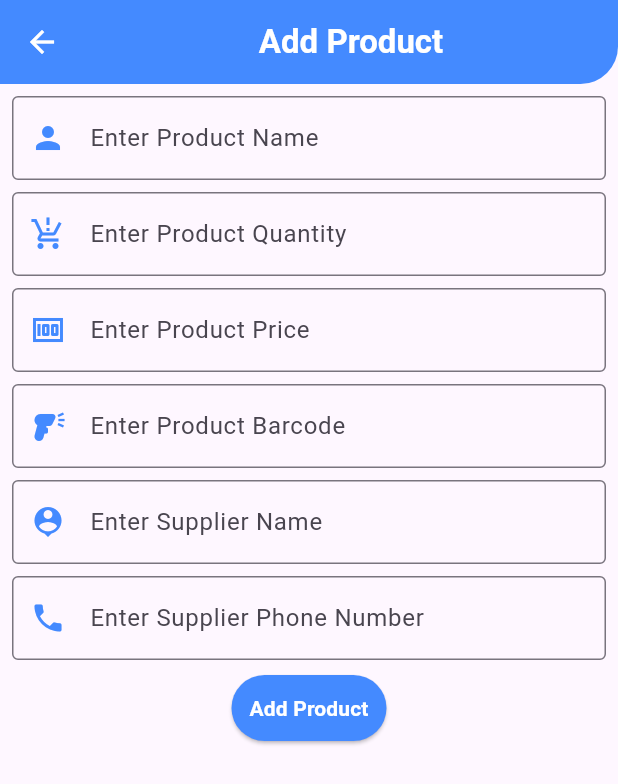
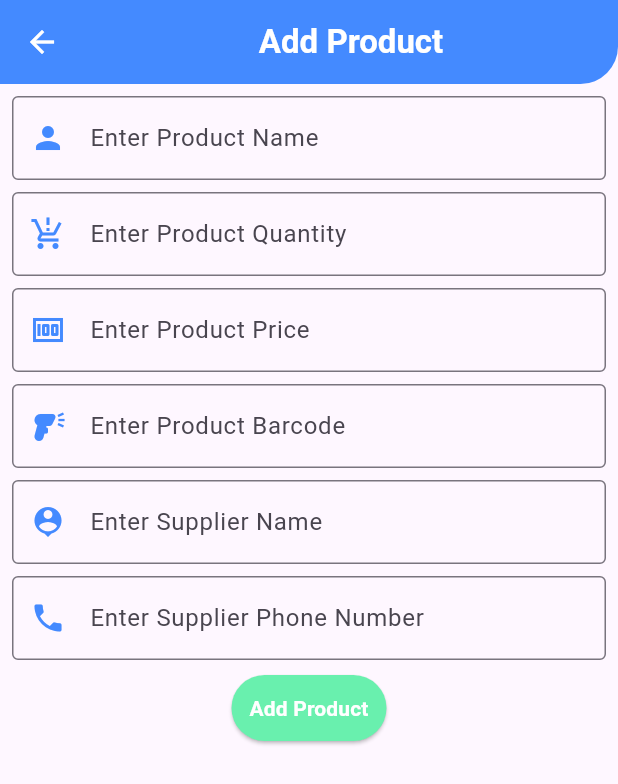
Before and after one commit to abdulsamad010/retailcore_pos_flutter, a Flutter app: the AddProductScreen screen opened directly, on a phone screen of 412 x 824 dp. Shown: the top 784 px of the screen. Run offline on Flutter 3.47's test engine with Material 3 defaults, Android fonts, the phone set to English and light mode, and no system bars; our stand-ins replace get, sqflite; accounts and stored records are empty.

Commit message:
updated Add Product Screen UI

```diff
--- a/lib/features/add_product/add_product_screen.dart
+++ b/lib/features/add_product/add_product_screen.dart
@@ -77,6 +77,7 @@ class AddProductScreen extends StatelessWidget {
           padding: const EdgeInsets.all(8.0),
           child: Form(
             key: formKey,
+            child: Center(
               child: Column(
                 mainAxisAlignment: MainAxisAlignment.center,
                 children: [
@@ -95,6 +96,7 @@ class AddProductScreen extends StatelessWidget {
                   SizedBox(height: 8,),
 
                   TextFormField(
+                    keyboardType: TextInputType.number,
                     decoration: InputDecoration(
                       label: Text("Enter Product Quantity"),
                       border: OutlineInputBorder(),
@@ -108,6 +110,7 @@ class AddProductScreen extends StatelessWidget {
                   SizedBox(height: 8,),
 
                   TextFormField(
+                    keyboardType: TextInputType.number,
                     decoration: InputDecoration(
                       label: Text("Enter Product Price"),
                       border: OutlineInputBorder(),
@@ -121,6 +124,7 @@ class AddProductScreen extends StatelessWidget {
                   SizedBox(height: 8,),
 
                   TextFormField(
+                    keyboardType: TextInputType.number,
                     decoration: InputDecoration(
                       label: Text("Enter Product Barcode"),
                       hintText: "e.g. 8901234567890",
@@ -149,6 +153,7 @@ class AddProductScreen extends StatelessWidget {
                   SizedBox(height: 8,),
 
                   TextFormField(
+                    keyboardType: TextInputType.number,
                     decoration: InputDecoration(
                       label: Text("Enter Supplier Phone Number"),
                       border: OutlineInputBorder(),
@@ -165,7 +170,7 @@ class AddProductScreen extends StatelessWidget {
                   ElevatedButton(onPressed: ()async{
                     if(formKey.currentState!.validate()){await aPC.addProduct(nC.text,int.tryParse(qC.text) ?? 1,int.tryParse(pC.text) ?? 1,bC.text,n2C.text,p2C.text);}
                   },
-                    style: ElevatedButton.styleFrom(backgroundColor: Colors.blueAccent,padding: EdgeInsets.all(4))
+                      style: ElevatedButton.styleFrom(backgroundColor: Colors.greenAccent,padding: EdgeInsets.all(4))
                       ,child: Padding(
                         padding: const EdgeInsets.all(8.0),
                         child: Text("Add Product",style: TextStyle(fontWeight: FontWeight.bold,color: Colors.white,)),
@@ -177,6 +182,7 @@ class AddProductScreen extends StatelessWidget {
             ),
           ),
         ),
+      ),
     );
   }
 }
```
Lines whose indentation alone changed are shown as unchanged.
